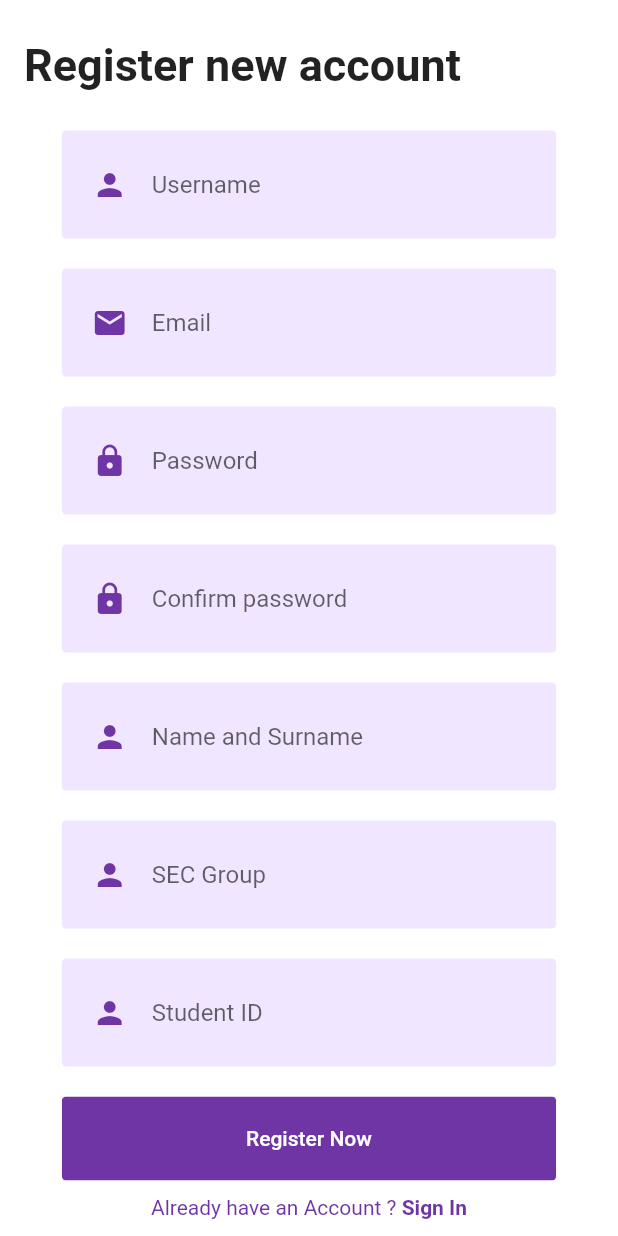
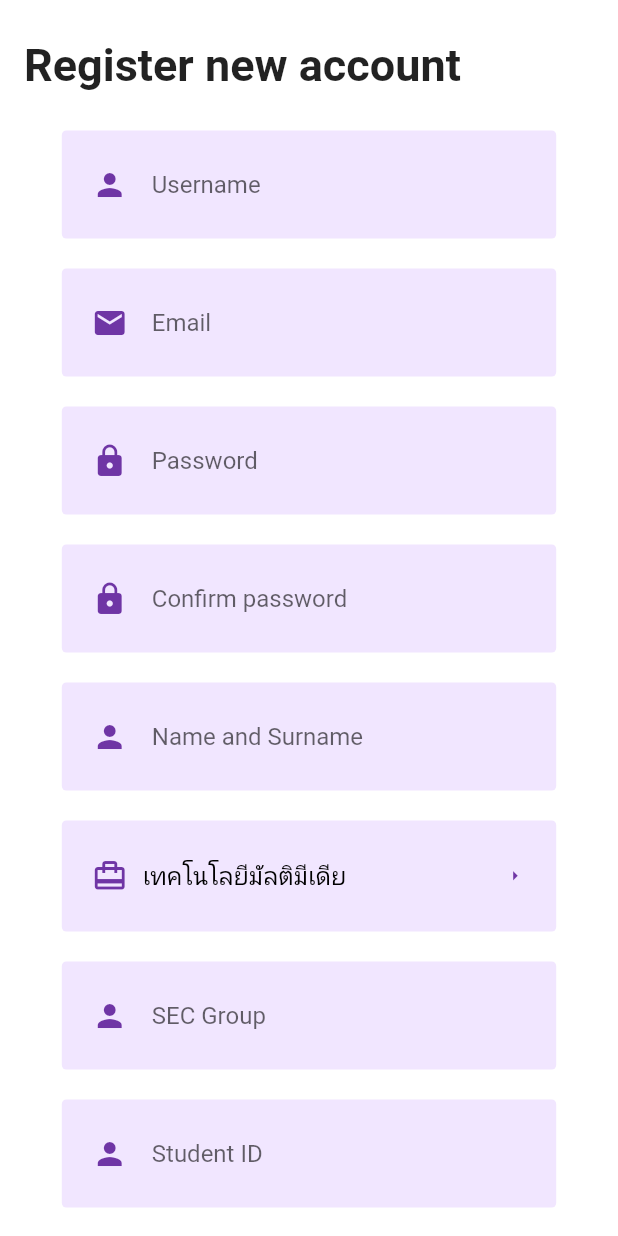
Before and after one commit to ST4RCHASER/project-miuna-app, a Flutter app: the screen it shows after launch, after a tap on "Register new account", on a phone screen of 412 x 824 dp. Run offline on Flutter 3.47's test engine with Material 2 defaults, Android fonts, the phone set to English and light mode, and no system bars; our stand-ins replace flutter_secure_storage, flutter_svg; missing offline and left inert: niku, qr_code_scanner; project files that could hold a hidden picture were left out.

Commit message:
logo changed

```diff
--- a/lib/Screens/Login/components/body.dart
+++ b/lib/Screens/Login/components/body.dart
@@ -35,7 +35,8 @@ class Body extends StatelessWidget {
                   ),
                   SizedBox(height: size.height * 0.03),
                   SvgPicture.asset(
-                    "assets/icons/login.svg",
+                    "assets/icons/chat2.svg",
+                    // "assets/icons/login.svg",
                     height: size.height * 0.35,
                   ),
                   SizedBox(height: size.height * 0.03),
--- a/lib/Screens/Signup/components/body.dart
+++ b/lib/Screens/Signup/components/body.dart
@@ -2,15 +2,23 @@ import 'package:flutter/material.dart';
 import 'package:project_miuna/Screens/Login/login_screen.dart';
 import 'package:project_miuna/Screens/Signup/components/background.dart';
 import 'package:project_miuna/components/already_have_an_account_acheck.dart';
+import 'package:project_miuna/components/drop_list_model.dart';
+import 'package:project_miuna/components/select_drop_list.dart';
 import 'package:project_miuna/components/square_button.dart';
 import 'package:project_miuna/components/square_input_field.dart';
 import 'package:project_miuna/components/square_password_field.dart';
 import 'package:project_miuna/components/sub_head_text.dart';
 import 'package:project_miuna/components/head_text.dart';
+import 'package:project_miuna/components/text_field_container.dart';
 import 'package:project_miuna/utils/rest.dart' as rest;
 import 'package:project_miuna/main.dart' as app;
 
-class Body extends StatelessWidget {
+class BodyStateing extends StatefulWidget {
+  @override
+  Body createState() => Body();
+}
+
+class Body extends State<BodyStateing> {
   GlobalKey<FormState> _formKey = new GlobalKey<FormState>();
   TextEditingController usernameController = new TextEditingController();
   TextEditingController passwordController = new TextEditingController();
@@ -19,6 +27,16 @@ class Body extends StatelessWidget {
   TextEditingController nameController = new TextEditingController();
   TextEditingController secController = new TextEditingController();
   TextEditingController studentIDController = new TextEditingController();
+  DropListModel dropListModel = new DropListModel([
+    OptionItem(id: "1", title: 'เทคโนโลยีมัลติมีเดีย'),
+    OptionItem(id: "2", title: 'เทคโนโลยีสารสนเทศ'),
+    OptionItem(id: "3", title: 'นวัตกรรมวัสดุเพื่ออุตสาหกรรม'),
+    OptionItem(id: "4", title: 'วิทยาการการจัดการข้อมูล'),
+    OptionItem(id: "5", title: 'วิทยาการคอมพิวเตอร์'),
+    OptionItem(id: "6", title: 'เทคโนโลยีดิจิทัลมีเดีย'),
+  ]);
+  OptionItem optionItemSelected =
+      new OptionItem(id: "1", title: 'เทคโนโลยีมัลติมีเดีย');
   @override
   Widget build(BuildContext context) {
     return Background(
@@ -96,6 +114,16 @@ class Body extends StatelessWidget {
                     return 'Name and surname must be at least 10 characters';
                   return null;
                 }),
+            TextFieldContainer(
+              child: SelectDropList(
+                this.optionItemSelected,
+                this.dropListModel,
+                (optionItem) {
+                  optionItemSelected = optionItem;
+                  this.setState(() {});
+                },
+              ),
+            ),
             SquareInputField(
                 hintText: "SEC Group",
                 onChanged: (value) {},
@@ -125,8 +153,14 @@ class Body extends StatelessWidget {
               press: () {
                 if (_formKey.currentState.validate()) {
                   rest
-                      .registerNewAccount(emailController.text,
-                          usernameController.text, passwordController.text, nameController.text, secController.text, studentIDController.text)
+                      .registerNewAccount(
+                          emailController.text,
+                          usernameController.text,
+                          passwordController.text,
+                          nameController.text,
+                          secController.text,
+                          studentIDController.text,
+                          optionItemSelected.title)
                       .then((result) => {
                             if (result.success)
                               {
--- a/lib/Screens/Signup/signup_screen.dart
+++ b/lib/Screens/Signup/signup_screen.dart
@@ -5,7 +5,7 @@ class SignUpScreen extends StatelessWidget {
   @override
   Widget build(BuildContext context) {
     return Scaffold(
-      body: Body(),
+      body: BodyStateing(),
     );
   }
 }
--- a/lib/Screens/Welcome/components/body.dart
+++ b/lib/Screens/Welcome/components/body.dart
@@ -5,7 +5,7 @@ import 'package:project_miuna/Screens/Welcome/components/background.dart';
 import 'package:project_miuna/components/square_button.dart';
 import 'package:project_miuna/constants.dart';
 import 'package:flutter_svg/svg.dart';
-
+import 'package:image/image.dart';
 class Body extends StatelessWidget {
   @override
   Widget build(BuildContext context) {
@@ -22,7 +22,8 @@ class Body extends StatelessWidget {
             ),
             SizedBox(height: size.height * 0.05),
             SvgPicture.asset(
-              "assets/icons/chat.svg",
+              // "assets/icons/chat.svg",
+              "assets/icons/chat2.svg",
               height: size.height * 0.45,
             ),
             SizedBox(height: size.height * 0.05),
--- /dev/null
+++ b/lib/components/drop_list_model.dart
@@ -0,0 +1,14 @@
+import 'package:flutter/material.dart';
+
+class DropListModel {
+  DropListModel(this.listOptionItems);
+
+  final List<OptionItem> listOptionItems;
+}
+
+class OptionItem {
+  final String id;
+  final String title;
+
+  OptionItem({@required this.id, @required this.title});
+}
--- /dev/null
+++ b/lib/components/select_drop_list.dart
@@ -0,0 +1,155 @@
+import 'package:flutter/material.dart';
+import './drop_list_model.dart';
+import 'package:project_miuna/constants.dart';
+
+class SelectDropList extends StatefulWidget {
+  final OptionItem itemSelected;
+  final DropListModel dropListModel;
+  final Function(OptionItem optionItem) onOptionSelected;
+
+  SelectDropList(this.itemSelected, this.dropListModel, this.onOptionSelected);
+
+  @override
+  _SelectDropListState createState() =>
+      _SelectDropListState(itemSelected, dropListModel);
+}
+
+class _SelectDropListState extends State<SelectDropList>
+    with SingleTickerProviderStateMixin {
+  OptionItem optionItemSelected;
+  final DropListModel dropListModel;
+
+  AnimationController expandController;
+  Animation<double> animation;
+
+  bool isShow = false;
+
+  _SelectDropListState(this.optionItemSelected, this.dropListModel);
+
+  @override
+  void initState() {
+    super.initState();
+    expandController =
+        AnimationController(vsync: this, duration: Duration(milliseconds: 350));
+    animation = CurvedAnimation(
+      parent: expandController,
+      curve: Curves.fastOutSlowIn,
+    );
+    _runExpandCheck();
+  }
+
+  void _runExpandCheck() {
+    if (isShow) {
+      expandController.forward();
+    } else {
+      expandController.reverse();
+    }
+  }
+
+  @override
+  void dispose() {
+    expandController.dispose();
+    super.dispose();
+  }
+
+  @override
+  Widget build(BuildContext context) {
+    return Container(
+      padding: EdgeInsets.symmetric(vertical: 13.0),
+      child: Column(
+        children: <Widget>[
+          new Row(
+            mainAxisSize: MainAxisSize.max,
+            crossAxisAlignment: CrossAxisAlignment.center,
+            children: <Widget>[
+              Icon(
+                Icons.card_travel,
+                color: kPrimaryColor,
+              ),
+              SizedBox(
+                width: 10,
+              ),
+              Expanded(
+                  child: GestureDetector(
+                onTap: () {
+                  this.isShow = !this.isShow;
+                  _runExpandCheck();
+                  setState(() {});
+                },
+                child: Text(
+                  optionItemSelected.title,
+                  style: TextStyle(color: Colors.black, fontSize: 16),
+                ),
+              )),
+              Align(
+                alignment: Alignment(1, 0),
+                child: Icon(
+                  isShow ? Icons.arrow_drop_down : Icons.arrow_right,
+                  color: kPrimaryColor,
+                  size: 15,
+                ),
+              ),
+            ],
+          ),
+          SizeTransition(
+              axisAlignment: 1.0,
+              sizeFactor: animation,
+              child: Container(
+                  decoration: new BoxDecoration(
+                    borderRadius: BorderRadius.only(
+                        bottomLeft: Radius.circular(0),
+                        bottomRight: Radius.circular(0)),
+                    color: kPrimaryLightColor,
+                    boxShadow: [
+                      BoxShadow(
+                          blurRadius: 4,
+                          color: Colors.black26,
+                          offset: Offset(0, 4))
+                    ],
+                  ),
+                  child: _buildDropListOptions(
+                      dropListModel.listOptionItems, context))),
+//          Divider(color: Colors.grey.shade300, height: 1,)
+        ],
+      ),
+    );
+  }
+
+  Column _buildDropListOptions(List<OptionItem> items, BuildContext context) {
+    return Column(
+      children: items.map((item) => _buildSubMenu(item, context)).toList(),
+    );
+  }
+
+  Widget _buildSubMenu(OptionItem item, BuildContext context) {
+    return Padding(
+      padding: const EdgeInsets.only(top: 5, bottom: 5),
+      child: GestureDetector(
+        child: Row(
+          children: <Widget>[
+            Expanded(
+              flex: 1,
+              child: Container(
+                padding: const EdgeInsets.only(top: 20),
+                child: Text(item.title,
+                    style: TextStyle(
+                        color: kPrimaryColor,
+                        fontWeight: FontWeight.w400,
+                        fontSize: 14),
+                    maxLines: 3,
+                    textAlign: TextAlign.start,
+                    overflow: TextOverflow.ellipsis),
+              ),
+            ),
+          ],
+        ),
+        onTap: () {
+          this.optionItemSelected = item;
+          isShow = false;
+          expandController.reverse();
+          widget.onOptionSelected(item);
+        },
+      ),
+    );
+  }
+}
--- a/lib/utils/rest.dart
+++ b/lib/utils/rest.dart
@@ -164,7 +164,7 @@ Future<RESTResp> getEventInfo(String id) async {
 }
 
 Future<RESTResp> registerNewAccount(
-    String email, String username, String password, String name, String sec, String student_id) async {
+    String email, String username, String password, String name, String sec, String student_id, String major) async {
   try {
     http.Response resp = await http.post(
         Uri.parse(config.miunaURL + "account/reg"),
@@ -177,7 +177,8 @@ Future<RESTResp> registerNewAccount(
           "password": password,
           "name": name,
           "sec": sec,
-          "student_id": student_id
+          "student_id": student_id,
+          major: major
         }));
     var decoded = convert.jsonDecode(resp.body);
     var body = RESTResp(decoded);
```
Also changed, not shown: assets/icons/chat.png (added), assets/icons/chat2.svg (added).
